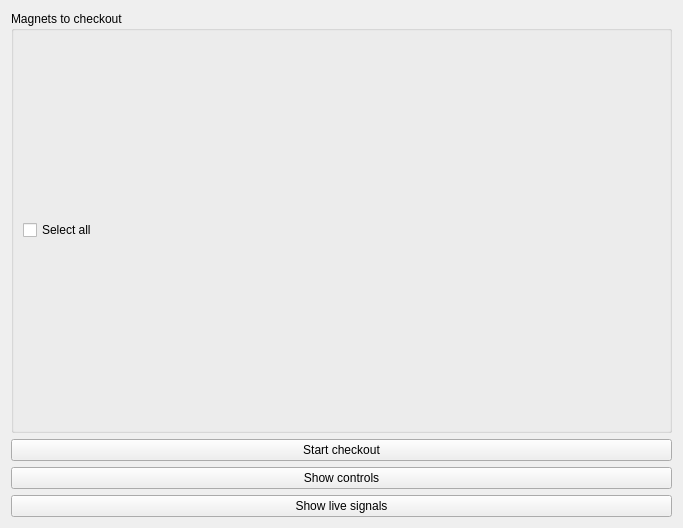
slaclab/rf_commissioning, file magnet_checkout/checkout.ui: the form before one commit.
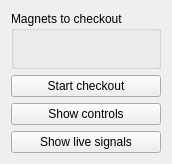
The form after the commit.

The edit to the form file:
```diff
--- a/magnet_checkout/checkout.ui
+++ b/magnet_checkout/checkout.ui
@@ -6,8 +6,8 @@
    <rect>
     <x>0</x>
     <y>0</y>
-    <width>683</width>
-    <height>528</height>
+    <width>172</width>
+    <height>164</height>
    </rect>
   </property>
   <property name="windowTitle">
@@ -38,14 +38,7 @@
        <layout class="QGridLayout" name="checkbox_layout"/>
       </item>
       <item row="0" column="0">
-       <widget class="QCheckBox" name="select_all_checkbox">
-        <property name="text">
-         <string>Select all</string>
-        </property>
-        <property name="tristate">
-         <bool>true</bool>
-        </property>
-       </widget>
+       <layout class="QGridLayout" name="checkbox_layout"/>
       </item>
      </layout>
     </widget>
```
Left out of the diff: 3 changed lines with no effect on the pictures.
